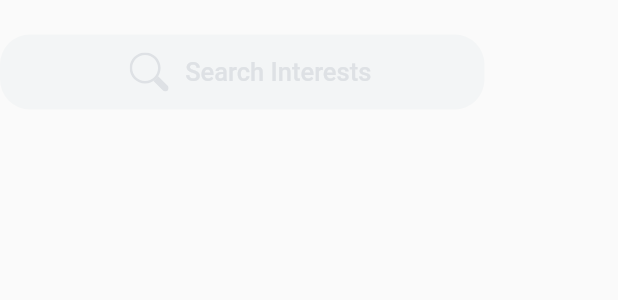
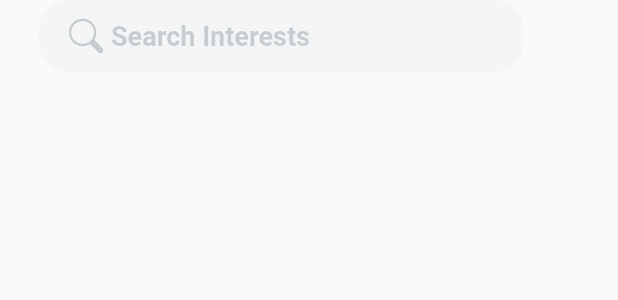
Before and after one commit to SJanvekar/HelloFitsy, a Flutter app: what searchBar() shows on an empty page, opened directly, on a phone screen of 412 x 824 dp. Shown: the top 300 px of the screen. Run offline on Flutter 3.47's test engine with Material 2 defaults, Android fonts, the light colour scheme and no system bars; our stand-ins replace anim_search_bar, auto_size_text, dio, flutter_bloc, flutter_rating_bar, flutter_svg and 3 more; missing offline and left inert: google_sign_in_web, image_picker_for_web, sign_in_with_apple_web; Roboto replaces fonts that are missing (SFDisplay).

Commit message:
search bar2

```diff
--- a/lib/screen/login/components/categorySelection.dart
+++ b/lib/screen/login/components/categorySelection.dart
@@ -60,7 +60,8 @@ class _CategorySelectionState extends State<CategorySelection> {
                                 fullscreenDialog: true,
                                 builder: (context) => PersonalInfo()));
                           },
-                        child: Text("Back", style: logInPageNavigationButtons),
+                          child:
+                              Text("Back", style: logInPageNavigationButtons),
                         ),
                       ),
                     ],
@@ -70,55 +71,14 @@ class _CategorySelectionState extends State<CategorySelection> {
             ],
           ),
         ),
-      body: Padding(
-        padding: EdgeInsets.only(left: 26, right: 26),
-        child: SizedBox(
-          width: 323,
-          height: 50,
-          child: TextField(
-            style: const TextStyle(
-                fontFamily: 'SFDisplay',
-                fontSize: 18,
-                fontWeight: FontWeight.w600,
-                color: jetBlack80),
-            cursorColor: ocean,
-            decoration: InputDecoration(
-                contentPadding: EdgeInsets.only(top: 11, bottom: 11),
-                fillColor: bone60,
-                filled: true,
-                border: OutlineInputBorder(
-                    borderRadius: BorderRadius.circular(20),
-                    borderSide: BorderSide.none),
-                hintText: 'Search Interests',
-                hintStyle: const TextStyle(color: jetBlack20, fontSize: 18),
-                prefixIcon: Container(
-                  width: 18,
-                  height: 18,
-                  padding: const EdgeInsets.only(
-                      left: 20, top: 11, bottom: 11, right: 5),
-                  child: SvgPicture.asset('assets/icons/SearchIcon20.svg'),
-                )),
-          ),
-        ),
-      ),
-      bottomNavigationBar: Container(
-          color: snow,
-          height: 160,
-          child: Column(
-            children: [
-              AnimSearchBar(
-                width: 323,
-                textController:
-                    TextEditingController(text: 'Search Categories'),
-                onSuffixTap: () {
-                  setState(() {
-                    TextEditingController(text: 'Search Categories').clear();
-                  });
-                },
-              )
+        body: CustomScrollView(
+          slivers: [
+            SliverList(
+                delegate: SliverChildListDelegate([
+              searchBar(),
+            ]))
           ],
-          )),
-    );
+        ));
   }
 }
 
@@ -161,62 +121,33 @@ Widget pageText() {
 //Username
 Widget searchBar() {
   return Padding(
-    padding: EdgeInsets.only(top: 23.0),
-    child: Container(
+    padding: EdgeInsets.only(left: 26, right: 26),
+    child: SizedBox(
       width: 323,
       height: 50,
-      decoration: BoxDecoration(
-        color: bone60,
+      child: TextField(
+        style: const TextStyle(
+            fontFamily: 'SFDisplay',
+            fontSize: 18,
+            fontWeight: FontWeight.w600,
+            color: jetBlack80),
+        cursorColor: ocean,
+        decoration: InputDecoration(
+            contentPadding: EdgeInsets.only(top: 11, bottom: 11),
+            fillColor: bone60,
+            filled: true,
+            border: OutlineInputBorder(
                 borderRadius: BorderRadius.circular(20),
-      ),
-      child: Row(
-        mainAxisAlignment: MainAxisAlignment.center,
-        crossAxisAlignment: CrossAxisAlignment.center,
-        children: [
-          // SvgPicture.asset(
-          //   'assets/icons/UserIcon.svg',
-          //   height: 22.5,
-          //   width: 18.0,
-          //   color: shark,
-          // ),
-          Center(
-            child: IntrinsicWidth(
-              child: TextField(
-                textAlign: TextAlign.center,
-                textAlignVertical: TextAlignVertical.center,
-                autocorrect: true,
-                style: const TextStyle(
-                    overflow: TextOverflow.fade,
-                    fontFamily: 'SFDisplay',
-                    color: jetBlack80,
-                    fontSize: 17,
-                    fontWeight: FontWeight.w700),
-                decoration: InputDecoration(
-                  prefixIcon: Padding(
-                    padding: const EdgeInsets.all(11.0),
-                    child: SvgPicture.asset(
-                      'assets/icons/searchIcon.svg',
-                      height: 22.5,
-                      width: 18.0,
-                      color: shark60,
-                    ),
-                  ),
-                  border: InputBorder.none,
+                borderSide: BorderSide.none),
             hintText: 'Search Interests',
-                  hintStyle: const TextStyle(
-                    fontFamily: 'SFDisplay',
-                    color: shark60,
-                    fontSize: 17,
-                    fontWeight: FontWeight.w500,
-                  ),
-                ),
-                onChanged: (val) {
-                  userName = val;
-                },
-              ),
-            ),
-          ),
-        ],
+            hintStyle: const TextStyle(color: jetBlack20, fontSize: 18),
+            prefixIcon: Container(
+              width: 18,
+              height: 18,
+              padding: const EdgeInsets.only(
+                  left: 20, top: 11, bottom: 11, right: 5),
+              child: SvgPicture.asset('assets/icons/SearchIcon20.svg'),
+            )),
       ),
     ),
   );
```
Lines whose indentation alone changed are shown as unchanged.
